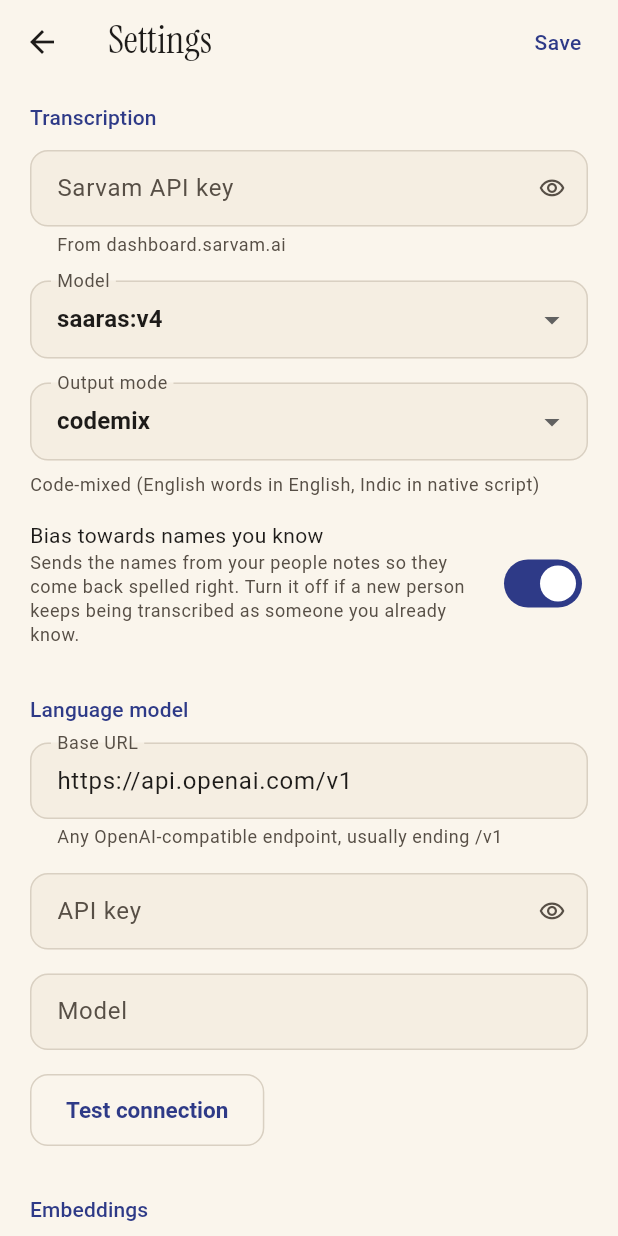
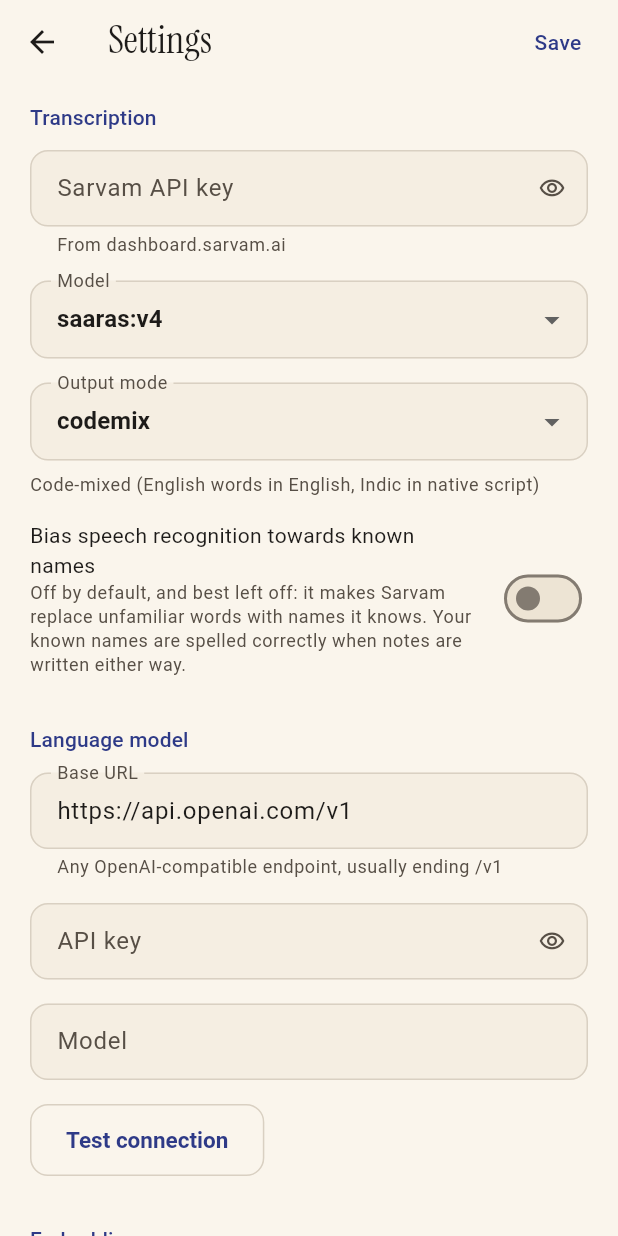
Before and after one commit to VarunGuptaPy/yapper, a Flutter app: the screen it shows after launch, after a tap on the "settings" icon, on a phone screen of 412 x 824 dp. Run offline on Flutter 3.47's test engine with Material 3 defaults, Android fonts, the phone set to English and light mode, and no system bars; our stand-ins replace connectivity_plus, dio, drift, drift_flutter, file_picker, flutter_markdown_plus and 4 more; missing offline and left inert: cryptography, record, sqlite3; accounts and stored records are empty; generated files the repository leaves out were written again.

Commit message:
made some better

```diff
--- a/lib/pipeline/capture_pipeline.dart
+++ b/lib/pipeline/capture_pipeline.dart
@@ -170,6 +170,9 @@
     final proposals = await structuring.structure(
       transcript: transcript,
       candidates: candidates,
+      // The model fixes mangled names against this roster, which is safer
+      // than biasing the recogniser towards them.
+      knownPeople: await notes.personNames(),
     );
 
     _proposals[captureId] = proposals;
--- a/lib/services/chat/chat_agent.dart
+++ b/lib/services/chat/chat_agent.dart
@@ -85,8 +85,9 @@
       [
         ...messages,
         const ChatMessage.user(
-          'Answer now using only what the tools already returned. '
-          'Do not call any more tools.',
+          'Answer now using only what the tools already returned. Do not call '
+          'any more tools, and do not add anything the notes did not say. If '
+          'what they returned does not answer the question, say so and stop.',
         ),
       ],
     );
--- a/lib/services/chat/chat_prompt.dart
+++ b/lib/services/chat/chat_prompt.dart
@@ -1,23 +1,36 @@
-/// The chat agent's system prompt (SPEC.md §9).
+/// The chat agent's system prompt.
 ///
-/// The citation scheme is deliberately `[1]`, `[2]` rather than raw UUIDs:
-/// models reproduce short integers reliably and mangle long identifiers, and
-/// the runner maps the numbers back to note ids for the chips.
+/// Deliberately stricter than SPEC.md §9 as first written: the owner asked for
+/// the notes to be the only source, with no general-knowledge fallback at all.
+/// See SPEC.md §19.
+///
+/// The citation scheme is `[1]`, `[2]` rather than raw UUIDs: models reproduce
+/// short integers reliably and mangle long identifiers, and the runner maps the
+/// numbers back to note ids for the chips.
 const chatSystemPrompt = '''
 You answer questions about the speaker's own personal knowledge base — their ideas, the people they've met, their rules, goals and notes.
 
-How to work:
-- Before answering anything about the speaker, their notes, their contacts, or their past thoughts, search the notes first. Never answer from memory about their life.
+THE NOTES ARE YOUR ONLY SOURCE. This is absolute:
+- Search the notes before answering anything. Never answer from memory about the speaker's life, and never from general knowledge about the world.
+- Every fact, name, number, date, opinion and recommendation in your answer must come from a note that a tool returned. If it is not in a note, it does not go in the answer.
+- You may rephrase, summarise, combine, quote and reorganise what the notes say. You may not add to it: no background, no context, no advice, no examples, no definitions, no suggestions the notes do not already contain.
+- If the notes do not answer the question, say so in one sentence and stop. Do not answer it anyway — not partially, not with a caveat, not "generally speaking".
+- Never guess, never infer beyond what is written, and never fill a gap with something plausible. An answer that is not in the notes is a wrong answer, even if it is true.
+
+Using the tools:
 - Use search_notes for topics and questions. Use list_notes when they ask for everything of a kind ("all my people", "every movie idea"). Use get_note to read one note in full, including the people it links to.
+- If a search comes back empty, try one differently-worded search before concluding the notes do not cover it.
 - Cite the notes you used with their reference numbers in square brackets, like [1] or [2], placed right after the claim they support. Only cite notes you actually read.
-- If the notes do not cover the question, say so plainly in one sentence. You may then answer from general knowledge, but label it clearly, for example: "That's not in your notes. Generally speaking, ...".
-- Never invent a note, a person, or a detail that no tool returned.
-- Be concise and direct. The speaker is reading this on a phone.
 
 Writing notes:
 - To add a new note, call propose_create_note. To change an existing one, call propose_update_note.
+- Writing down what the speaker just told you is always allowed: the rule above governs what you may *assert*, not what they may record.
 - These only propose. The speaker sees a confirmation card and decides. Say what you proposed and why, in one short sentence.
 - For propose_update_note, pass the full new body, not a fragment: it replaces the old one. Keep every detail from the original unless asked to remove it.
 
+You may answer questions about yourself and what you can do without searching. Everything else comes from the notes.
+
+Be concise and direct. The speaker is reading this on a phone.
+
 Write in English or Roman-script Hinglish. Never use Devanagari.
 ''';
--- a/lib/services/chat/chat_tools.dart
+++ b/lib/services/chat/chat_tools.dart
@@ -219,7 +219,9 @@
       'count': results.length,
       'notes': [for (final r in results) _summary(r.note)],
       if (results.isEmpty)
-        'hint': 'Nothing matched. Say so rather than guessing.',
+        'hint': 'Nothing matched. Try one differently-worded search; if that '
+            'is also empty, tell the speaker it is not in their notes and '
+            'stop. Do not answer from general knowledge.',
     }));
   }
 
--- a/lib/services/settings/settings_model.dart
+++ b/lib/services/settings/settings_model.dart
@@ -45,7 +45,7 @@
     this.sarvamApiKey = '',
     this.sarvamModel = SarvamModel.v4,
     this.sarvamMode = SarvamMode.codemix,
-    this.keytermsEnabled = true,
+    this.keytermsEnabled = false,
     this.llmBaseUrl = 'https://api.openai.com/v1',
     this.llmApiKey = '',
     this.llmModel = '',
@@ -60,9 +60,10 @@
 
   /// Whether the names of your people are sent to Sarvam to bias recognition.
   ///
-  /// It helps known names come back spelled right, but biasing cuts both ways:
-  /// a name Sarvam has never heard can get snapped onto one it has. Turn it
-  /// off if new people keep coming back as someone else.
+  /// Off by default. Biasing cuts both ways, and on real recordings it cut the
+  /// wrong way twice: unrelated words were replaced by known names — "Madaari"
+  /// came back as "Parvesh Rawal". Known-name spelling is handled by the
+  /// structuring model instead, which can tell a film title from a person.
   final bool keytermsEnabled;
 
   final String llmBaseUrl;
--- a/lib/services/settings/settings_service.dart
+++ b/lib/services/settings/settings_service.dart
@@ -16,7 +16,10 @@
   static const _kSarvamApiKey = 'sarvam_api_key';
   static const _kSarvamModel = 'sarvam_model';
   static const _kSarvamMode = 'sarvam_mode';
-  static const _kKeyterms = 'sarvam_keyterms_enabled';
+  /// A new key on purpose. The previous setting defaulted to on, so anyone who
+  /// had saved Settings carries a stored `true` that was never a deliberate
+  /// choice. Reading a fresh key lets the safer default actually reach them.
+  static const _kKeyterms = 'sarvam_keyterms_enabled_v2';
   static const _kLlmBaseUrl = 'llm_base_url';
   static const _kLlmApiKey = 'llm_api_key';
   static const _kLlmModel = 'llm_model';
@@ -39,7 +42,11 @@
           value(_kSarvamModel, defaults.sarvamModel.wire)),
       sarvamMode:
           SarvamMode.fromWire(value(_kSarvamMode, defaults.sarvamMode.wire)),
-      keytermsEnabled: value(_kKeyterms, 'true') != 'false',
+      keytermsEnabled: value(
+            _kKeyterms,
+            defaults.keytermsEnabled ? 'true' : 'false',
+          ) ==
+          'true',
       llmBaseUrl: value(_kLlmBaseUrl, defaults.llmBaseUrl),
       llmApiKey: value(_kLlmApiKey, defaults.llmApiKey),
       llmModel: value(_kLlmModel, defaults.llmModel),
--- a/lib/services/structuring/structuring_service.dart
+++ b/lib/services/structuring/structuring_service.dart
@@ -22,6 +22,7 @@
   Future<List<StructuredNote>> structure({
     required String transcript,
     List<NoteRow> candidates = const [],
+    List<String> knownPeople = const [],
   }) async {
     if (transcript.trim().isEmpty) {
       throw const ValidationException(
@@ -34,6 +35,7 @@
       ChatMessage.user(buildStructuringUserPrompt(
         transcript: transcript,
         candidates: candidates,
+        knownPeople: knownPeople,
       )),
     ];
 
--- a/lib/ui/settings/settings_page.dart
+++ b/lib/ui/settings/settings_page.dart
@@ -270,14 +270,15 @@
                     ? (v) => setState(() => _keyterms = v)
                     : null,
                 title: Text(
-                  'Bias towards names you know',
+                  'Bias speech recognition towards known names',
                   style: theme.textTheme.bodyMedium,
                 ),
                 subtitle: Text(
                   _model.supportsKeyterms
-                      ? 'Sends the names from your people notes so they come '
-                          'back spelled right. Turn it off if a new person '
-                          'keeps being transcribed as someone you already know.'
+                      ? 'Off by default, and best left off: it makes Sarvam '
+                          'replace unfamiliar words with names it knows. Your '
+                          'known names are spelled correctly when notes are '
+                          'written either way.'
                       : 'Needs saaras:v4.',
                   style: theme.textTheme.bodySmall
                       ?.copyWith(color: theme.colorScheme.onSurfaceVariant),
```
Also changed, not shown: lib/services/structuring/structuring_prompt.dart (+22 -0 lines), 5 other files.
